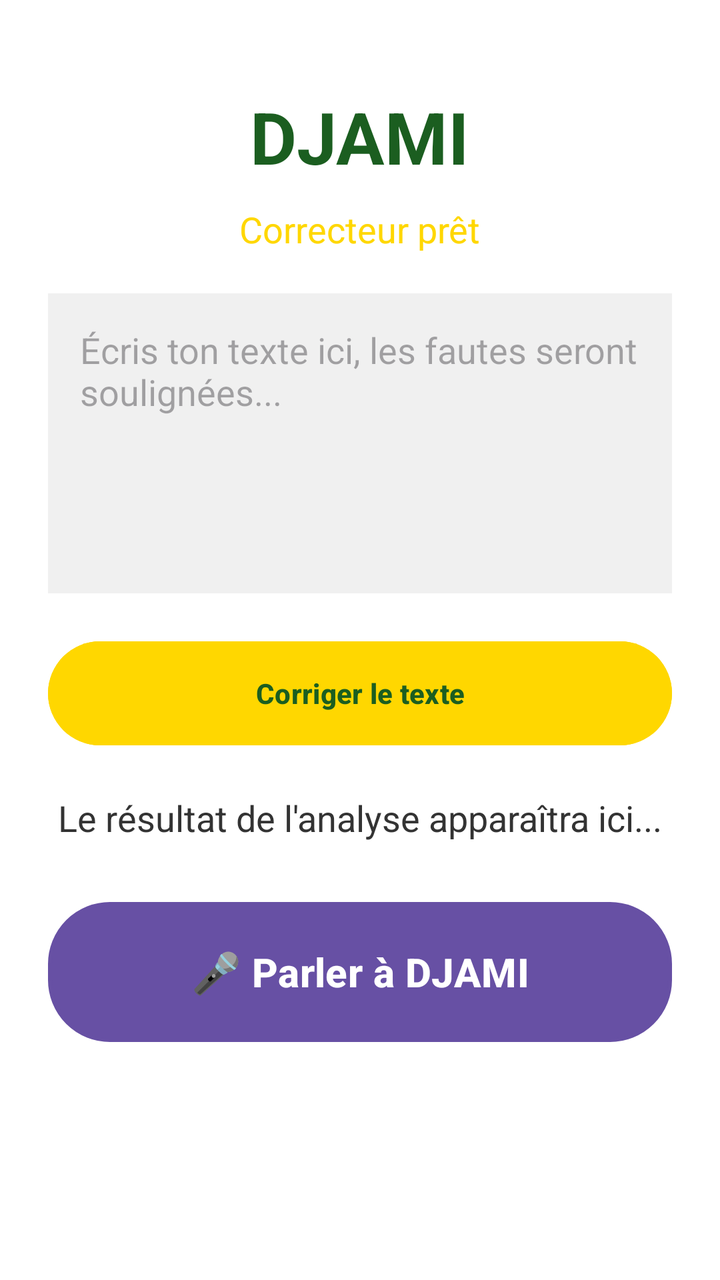
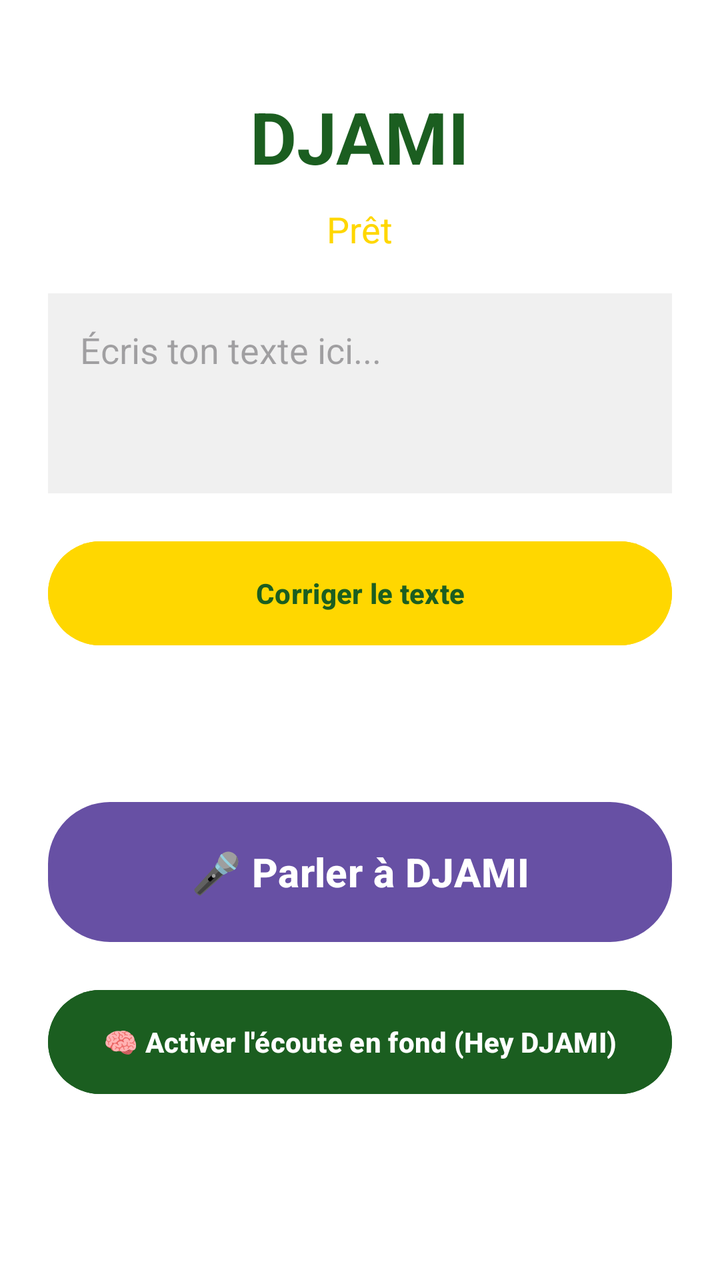

Before-and-after screenshots of an Android layout around one commit, followed by the original layout XML and the change that was made.
<!-- AndroidManifest.xml: application theme Theme.DJAMI -->
<!-- res/layout/activity_main.xml -->
<?xml version="1.0" encoding="utf-8"?>
<LinearLayout xmlns:android="http://schemas.android.com/apk/res/android"
    android:layout_width="match_parent"
    android:layout_height="match_parent"
    android:background="#FFFFFF"
    android:orientation="vertical"
    android:padding="24dp"
    android:gravity="center_horizontal">

    <TextView
        android:layout_width="wrap_content"
        android:layout_height="wrap_content"
        android:text="DJAMI"
        android:textColor="#1B5E20"
        android:textSize="36sp"
        android:textStyle="bold"
        android:layout_marginTop="20dp"
        android:layout_marginBottom="10dp"/>

    <TextView
        android:id="@+id/tvStatus"
        android:layout_width="wrap_content"
        android:layout_height="wrap_content"
        android:text="Correcteur prêt"
        android:textColor="#FFD700"
        android:textSize="18sp"
        android:layout_marginBottom="20dp"/>

    
    <EditText
        android:id="@+id/etInput"
        android:layout_width="match_parent"
        android:layout_height="150dp"
        android:hint="Écris ton texte ici, les fautes seront soulignées..."
        android:padding="16dp"
        android:background="#F0F0F0"
        android:textColor="#000000"
        android:gravity="top|start"
        android:inputType="textCapSentences|textAutoCorrect|textMultiLine"
        android:layout_marginBottom="20dp"/>

    <Button
        android:id="@+id/btnAnalyze"
        android:layout_width="match_parent"
        android:layout_height="60dp"
        android:backgroundTint="#FFD700"
        android:text="Corriger le texte"
        android:textColor="#1B5E20"
        android:textStyle="bold"
        android:layout_marginBottom="20dp"/>

    <TextView
        android:id="@+id/tvResult"
        android:layout_width="match_parent"
        android:layout_height="wrap_content"
        android:text="Le résultat de l'analyse apparaîtra ici..."
        android:textColor="#333333"
        android:textSize="18sp"
        android:gravity="center"
        android:layout_marginBottom="30dp"/>

    <Button
        android:id="@+id/btnSpeak"
        android:layout_width="match_parent"
        android:layout_height="70dp"
        android:background="@drawable/btn_glass"
        android:text="🎤 Parler à DJAMI"
        android:textColor="#FFFFFF"
        android:textSize="20sp"
        android:textStyle="bold" />

</LinearLayout>
<!-- resources referenced by this layout -->
<resources>
  <!-- drawable btn_glass (drawable) -->
  <?xml version="1.0" encoding="utf-8"?>
  <shape xmlns:android="http://schemas.android.com/apk/res/android">
      <gradient
          android:startColor="#1B5E20" 
          android:endColor="#4CAF50"
          android:angle="45" />
      <corners android:radius="30dp" />
      <stroke android:width="2dp" android:color="#FFD700" />
  </shape>
  <style name="Theme.DJAMI" parent="Theme.Material3.DayNight.NoActionBar" />
</resources>

<!-- the commit's change to res/layout/activity_main.xml (unified diff, before → after) -->
@@ -21,22 +21,20 @@
         android:id="@+id/tvStatus"
         android:layout_width="wrap_content"
         android:layout_height="wrap_content"
-        android:text="Correcteur prêt"
+        android:text="Prêt"
         android:textColor="#FFD700"
         android:textSize="18sp"
         android:layout_marginBottom="20dp"/>
 
-    
     <EditText
         android:id="@+id/etInput"
         android:layout_width="match_parent"
-        android:layout_height="150dp"
-        android:hint="Écris ton texte ici, les fautes seront soulignées..."
+        android:layout_height="100dp"
+        android:hint="Écris ton texte ici..."
         android:padding="16dp"
         android:background="#F0F0F0"
         android:textColor="#000000"
         android:gravity="top|start"
-        android:inputType="textCapSentences|textAutoCorrect|textMultiLine"
         android:layout_marginBottom="20dp"/>
 
     <Button
@@ -53,7 +51,7 @@
         android:id="@+id/tvResult"
         android:layout_width="match_parent"
         android:layout_height="wrap_content"
-        android:text="Le résultat de l'analyse apparaîtra ici..."
+        android:text=""
         android:textColor="#333333"
         android:textSize="18sp"
         android:gravity="center"
@@ -69,4 +67,15 @@
         android:textSize="20sp"
         android:textStyle="bold" />
 
+    
+    <Button
+        android:id="@+id/btnWakeMode"
+        android:layout_width="match_parent"
+        android:layout_height="60dp"
+        android:layout_marginTop="20dp"
+        android:backgroundTint="#1B5E20"
+        android:text="🧠 Activer l'écoute en fond (Hey DJAMI)"
+        android:textColor="#FFFFFF"
+        android:textStyle="bold" />
+
 </LinearLayout>
